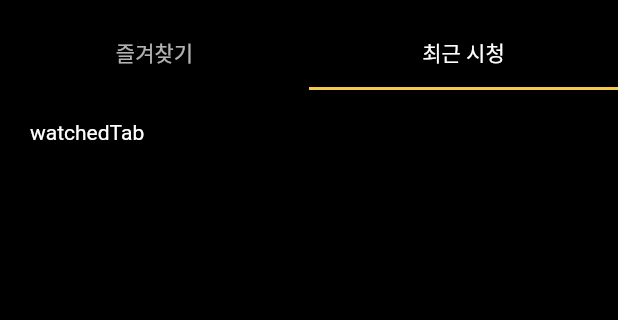
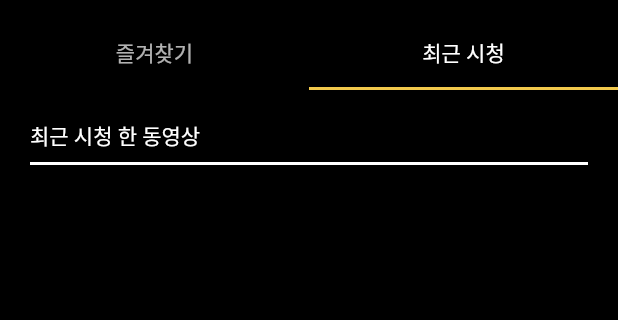
Before and after one commit to Habced/t-box_app, a Flutter app: the VodFavScreen screen opened by its route, tab 2 chosen, on a phone screen of 412 x 824 dp, the part 66-386 px from its top. Run offline on Flutter 3.47's test engine with Material 2 defaults, Android fonts, the phone set to English and light mode, and no system bars; our stand-ins replace assets_audio_player, carousel_slider, dotted_decoration, flutter_blue, flutter_html, fluttertoast and 2 more; missing offline and left inert: proj4dart, system_setting; accounts and stored records are empty; network calls fail.

Commit message:
updated watched tab

```diff
--- a/lib/views/vod_fav.dart
+++ b/lib/views/vod_fav.dart
@@ -106,7 +106,53 @@ class VodFavScreenState extends State<VodFavScreen> with SingleTickerProviderSta
         ],
       ),
     );
-    var watchedTab = Padding(padding: EdgeInsets.all(20), child: Text('watchedTab'));
+    var watchedTab = Padding(
+      padding: EdgeInsets.all(20),
+      child: Column(
+        crossAxisAlignment: CrossAxisAlignment.start,
+        children: [
+          Text('최근 시청 한 동영상'),
+          Divider(color: Colors.white, thickness: 2),
+          FutureBuilder<List<VodShort>>(
+            future: futureVodFavList,
+            builder: (context, snapshot) {
+              if (snapshot.hasData) {
+                return Column(
+                  children: snapshot.data.map((VodShort vod) {
+                    var vodRow = Row(
+                      mainAxisAlignment: MainAxisAlignment.spaceBetween,
+                      children: [
+                        Image.network(vod.thumbnail),
+                        Column(
+                          children: [
+                            Text(vod.title),
+                            Text(vod.timestamp),
+                          ],
+                        ),
+                        Text("icon?"),
+                      ],
+                    );
+                    return Padding(
+                      padding: EdgeInsets.all(10),
+                      child: InkWell(child: vodRow),
+                    );
+                  }).toList(),
+                );
+              } else if (snapshot.hasError) {
+                return Text("${snapshot.error}");
+              }
+
+              return Center(
+                child: Column(
+                  mainAxisSize: MainAxisSize.min,
+                  children: [CircularProgressIndicator(), SizedBox(height: 10), Text("Loading...")],
+                ),
+              );
+            },
+          ),
+        ],
+      ),
+    );
 
     return Container(
       color: Colors.black,
```
